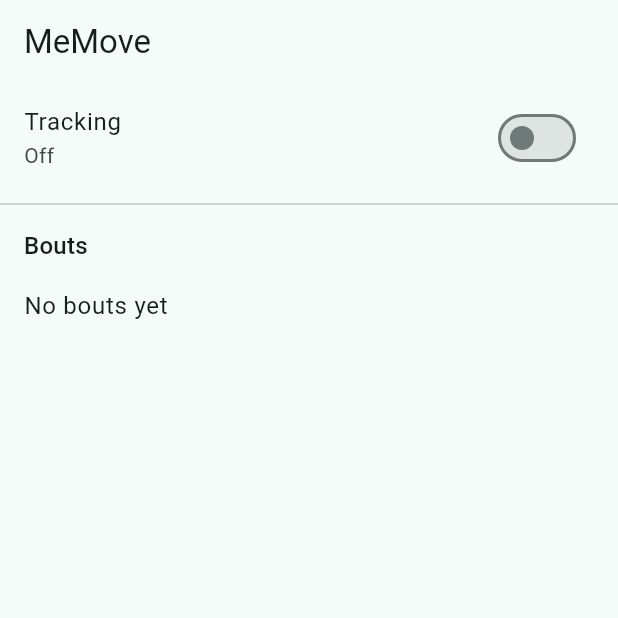
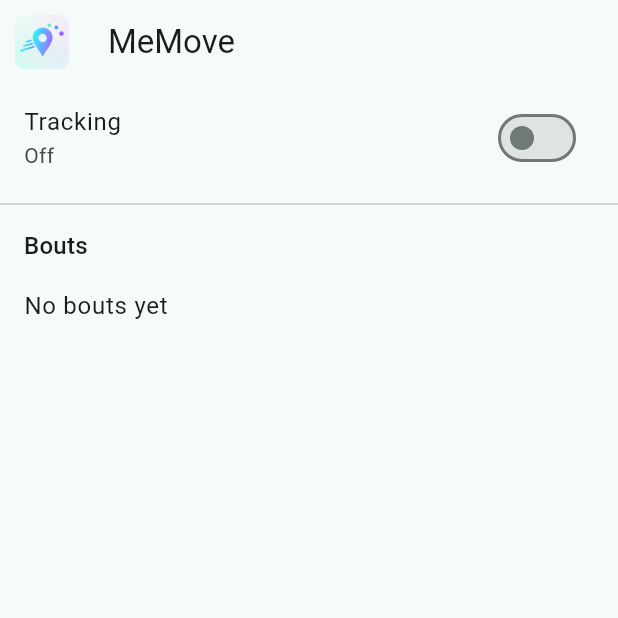
Before and after one commit to fingerskier/memove, a Flutter app: the screen it shows after launch, on a phone screen of 412 x 824 dp, the top half of it. Run offline on Flutter 3.47's test engine with Material 3 defaults, Android fonts, the phone set to English and light mode, and no system bars; our stand-ins replace geolocator, shared_preferences.

Commit message:
Use the MeMove logo as app icon, favicon and in-app logo
Rename the uploaded artwork to asset/logo.jpg and generate every platform
icon from it with tool/gen_icons.sh (ImageMagick): Android legacy and
adaptive/monochrome icons, iOS AppIcon set, web favicon, manifest icons and
apple-touch-icon, plus flutter/assets/logo.png shown in the home AppBar.

Co-Authored-By: Claude Opus 5.5 <noreply@anthropic.com>

```diff
--- a/flutter/lib/src/ui/home_page.dart
+++ b/flutter/lib/src/ui/home_page.dart
@@ -15,7 +15,13 @@ class HomePage extends StatelessWidget {
     return ListenableBuilder(
       listenable: controller,
       builder: (context, _) => Scaffold(
-        appBar: AppBar(title: const Text('MeMove')),
+        appBar: AppBar(
+          leading: Padding(
+            padding: const EdgeInsets.all(10),
+            child: Image.asset('assets/logo.png'),
+          ),
+          title: const Text('MeMove'),
+        ),
         body: ListView(
           children: [
             if (controller.lastGap case final gap?)
--- a/flutter/pubspec.yaml
+++ b/flutter/pubspec.yaml
@@ -59,6 +59,9 @@ flutter:
   # the material Icons class.
   uses-material-design: true
 
+  assets:
+    - assets/logo.png
+
   # To add assets to your application, add an assets section, like this:
   # assets:
   #   - images/a_dot_burr.jpeg
```
Also changed, not shown: asset/logo.jpg (renamed from asset/grok-image-9396a30c-6910-403f-8acb-82a609c88118.jpg), flutter/assets/logo.png (added), 37 other files.
